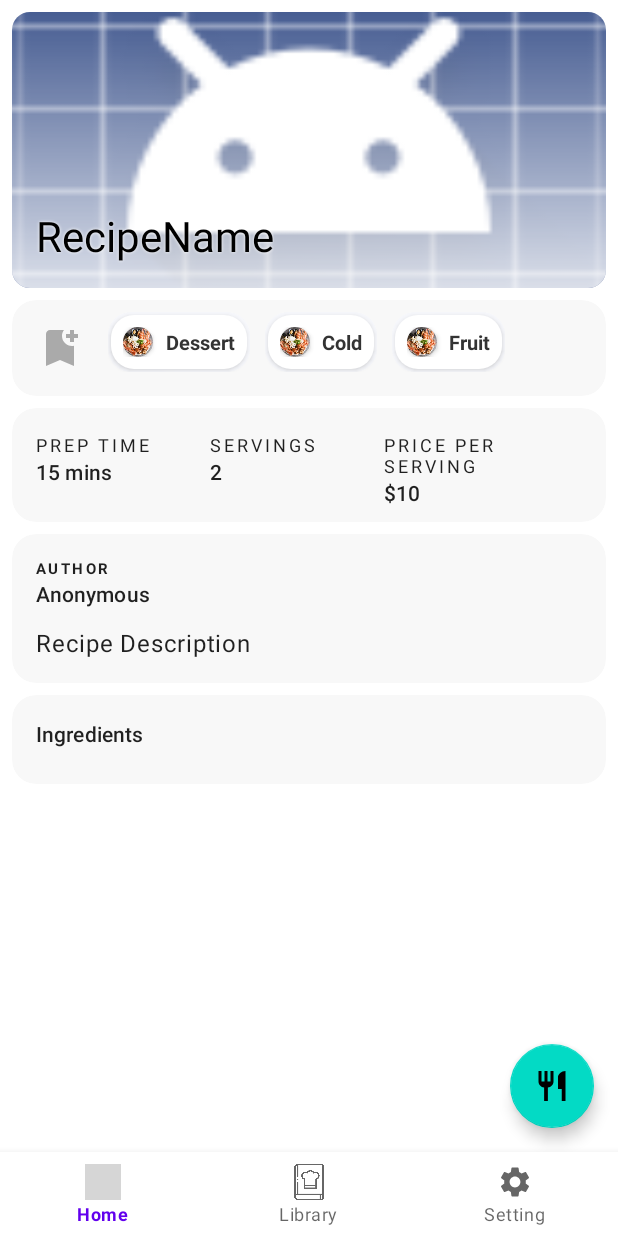
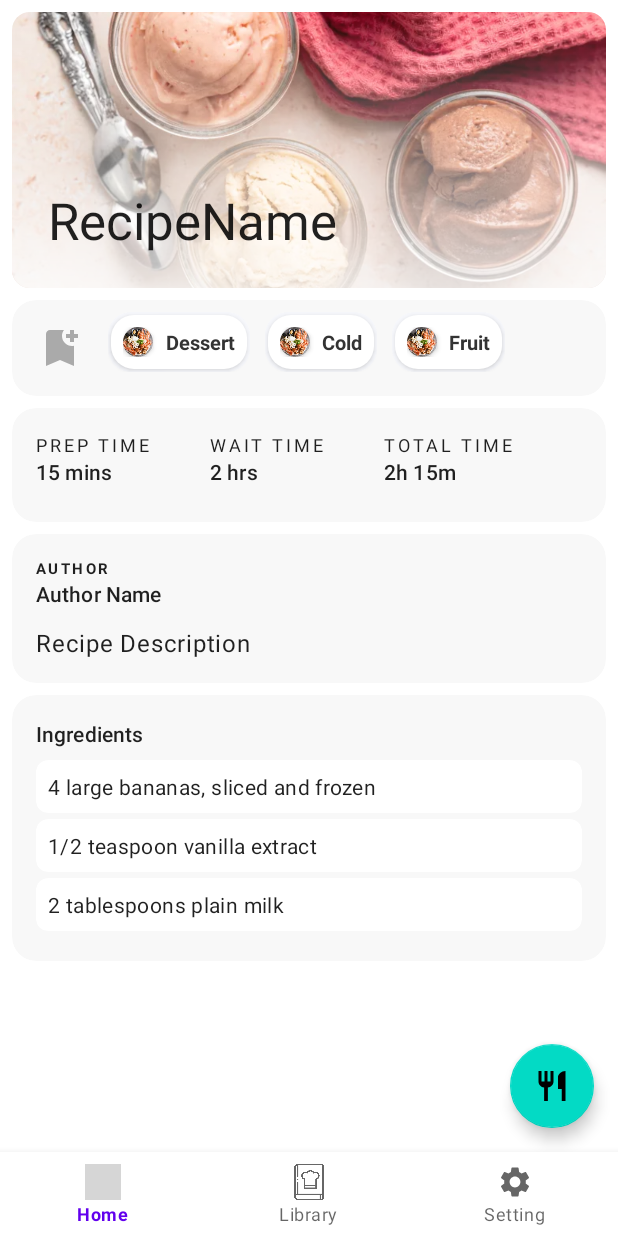
Before and after one commit to athenaabcxyz/Cooking-Assistant-App, an Android app: the fragment RecipeDetailsFragment placed in its activity, on a phone screen of 412 x 824 dp. Run offline under Robolectric (Android 15) with nearby library versions, the phone set to English and light mode, and no system bars; our stand-ins replace Firebase (no records; nobody signed in at launch, a user with empty details on screens opened directly), Picasso; pictures from the network do not load; 3 statements that could not run were skipped; grey boxes are pictures that could not be loaded.

Commit message:
Revert "RecipeDetailsFragment: switch to using the Recipe model"

```diff
--- a/CookingRecipesManager/app/src/main/java/com/example/cookingrecipesmanager/RecipeDetailsFragment.java
+++ b/CookingRecipesManager/app/src/main/java/com/example/cookingrecipesmanager/RecipeDetailsFragment.java
@@ -11,25 +11,20 @@ import androidx.recyclerview.widget.LinearLayoutManager;
 import androidx.recyclerview.widget.RecyclerView;
 import androidx.transition.TransitionInflater;
 
-import android.text.Html;
+import android.view.GestureDetector;
 import android.view.LayoutInflater;
+import android.view.MotionEvent;
 import android.view.View;
 import android.view.ViewGroup;
 import android.widget.ImageButton;
 import android.widget.TextView;
 
-import com.example.cookingrecipesmanager.database.Model.ExtendedIngredient;
-import com.example.cookingrecipesmanager.database.Model.Recipe;
 import com.example.cookingrecipesmanager.databinding.FragmentRecipeDetailsBinding;
 import com.example.cookingrecipesmanager.home.Adapter.TagAdapter;
 import com.google.android.material.appbar.AppBarLayout;
-import com.squareup.picasso.Picasso;
 
-import java.text.DecimalFormat;
-import java.text.DecimalFormatSymbols;
 import java.util.ArrayList;
 import java.util.Arrays;
-import java.util.Locale;
 
 /**
  * A simple {@link Fragment} subclass.
@@ -57,9 +52,9 @@ public class RecipeDetailsFragment extends Fragment {
 
     public class IngredientAdapter extends RecyclerView.Adapter<IngredientViewHolder>
     {
-        private ArrayList<ExtendedIngredient> mData;
+        private ArrayList<String> mData;
 
-        public IngredientAdapter(ArrayList<ExtendedIngredient> data)
+        public IngredientAdapter(ArrayList<String> data)
         {
             mData = data;
             mData.trimToSize();
@@ -71,25 +66,9 @@ public class RecipeDetailsFragment extends Fragment {
             return new IngredientViewHolder(LayoutInflater.from(parent.getContext()).inflate(R.layout.item_ingredient, parent, false));
         }
 
-        protected String formatIngredient(ExtendedIngredient item)
-        {
-            if (item.name != null)
-            {
-                item.name = item.name.substring(0, 1).toUpperCase() + item.name.substring(1);
-            }
-            String funit = "";
-            if (item.unit != null && item.unit.length() > 0)
-            {
-                funit = String.format(" %s", item.unit);
-            }
-            DecimalFormat df = new DecimalFormat("0", DecimalFormatSymbols.getInstance(Locale.ENGLISH));
-            df.setMaximumFractionDigits(3);
-            return String.format("%s%s %s", df.format(item.amount), funit, item.name);
-        }
-
         @Override
         public void onBindViewHolder(@NonNull IngredientViewHolder holder, int position) {
-            holder.mTextView.setText(formatIngredient(mData.get(position)));
+            holder.mTextView.setText(mData.get(position));
         }
 
         @Override
@@ -100,16 +79,16 @@ public class RecipeDetailsFragment extends Fragment {
 
     private FragmentRecipeDetailsBinding binding;
 
-    private Recipe mParamRecipe;
+    private CookingNote mParamRecipe;
 
     public RecipeDetailsFragment() {
         // Required empty public constructor
     }
 
-    public static RecipeDetailsFragment newInstance(Recipe recipe) {
+    public static RecipeDetailsFragment newInstance(CookingNote recipe) {
         RecipeDetailsFragment fragment = new RecipeDetailsFragment();
         Bundle args = new Bundle();
-        args.putSerializable("RECIPE", recipe);
+        args.putParcelable("RECIPE", recipe);
         fragment.setArguments(args);
         return fragment;
     }
@@ -118,7 +97,7 @@ public class RecipeDetailsFragment extends Fragment {
     public void onCreate(Bundle savedInstanceState) {
         super.onCreate(savedInstanceState);
         if (getArguments() != null) {
-            mParamRecipe = (Recipe) getArguments().getSerializable("RECIPE");
+            mParamRecipe = getArguments().getParcelable("RECIPE");
         }
         TransitionInflater trans = TransitionInflater.from(requireContext());
         setEnterTransition(trans.inflateTransition(R.transition.slide_right));
@@ -137,29 +116,11 @@ public class RecipeDetailsFragment extends Fragment {
                              Bundle savedInstanceState) {
         // Inflate the layout for this fragment
         binding = FragmentRecipeDetailsBinding.inflate(inflater, container, false);
-//        binding.appBarImage.setImageDrawable(getResources().getDrawable(R.drawable.img_recipe1, getContext().getTheme()));
-        Picasso.get().load(mParamRecipe.image).into(binding.appBarImage);
+        binding.appBarImage.setImageDrawable(getResources().getDrawable(R.drawable.img_recipe1, getContext().getTheme()));
 
-//        binding.toolbar.setTitle(mParamRecipe.title);
-        binding.toolbarTitleEx.setText(mParamRecipe.title);
-        binding.toolbarTitleEx.setSelected(true);
-        binding.toolbarTitle.setText(mParamRecipe.title);
-        if (mParamRecipe.userID != null && mParamRecipe.userID.length() > 0)
-        {
-            binding.content.authorName.setText(mParamRecipe.userID);
-        }
-        else
-        {
-            binding.content.authorName.setText(requireContext().getResources().getString(R.string.username_anon));
-        }
-        binding.content.textDescription.setText(Html.fromHtml(mParamRecipe.summary, 0));
-
-        DecimalFormat df = new DecimalFormat("0", DecimalFormatSymbols.getInstance(Locale.ENGLISH));
-        df.setMaximumFractionDigits(2);
-
-        binding.content.valueTime.setText(mParamRecipe.readyInMinutes + " mins");
-        binding.content.valueCount.setText(String.format("%d", mParamRecipe.servings));
-        binding.content.valueCost.setText(String.format("$%s", df.format(mParamRecipe.pricePerServing)));
+        binding.toolbar.setTitle(mParamRecipe.getTitle());
+        binding.content.authorName.setText(mParamRecipe.getAuthor());
+        binding.content.textDescription.setText(mParamRecipe.getDescription());
 
         ArrayList<String> ingredients = new ArrayList<String>(Arrays.asList(requireContext().getResources().getStringArray(R.array.sample_recipe_ingredients)));
 
@@ -174,7 +135,7 @@ public class RecipeDetailsFragment extends Fragment {
         binding.content.listTags.setAdapter(adapter);
 
         binding.content.listIngredient.setLayoutManager(new LinearLayoutManager(getContext()));
-        binding.content.listIngredient.setAdapter(new IngredientAdapter(mParamRecipe.extendedIngredients));
+        binding.content.listIngredient.setAdapter(new IngredientAdapter(ingredients));
 
         binding.content.btnBookmark.setOnClickListener(new View.OnClickListener() {
             @Override
@@ -195,12 +156,6 @@ public class RecipeDetailsFragment extends Fragment {
                 float hPadding = (8 * getResources().getDisplayMetrics().density + verticalOffset/16);
                 hPadding = hPadding < 0 ? 0 : hPadding;
                 binding.toolbarParent.setPadding((int)hPadding, (int) (8 * getResources().getDisplayMetrics().density), (int)hPadding, 0);
-
-                float titleAlpha = 1.f - (float)Math.abs(verticalOffset) / 200;
-                titleAlpha = Math.max(0.f, Math.min(1.f, titleAlpha));
-                binding.toolbarTitleEx.setAlpha(titleAlpha);
-                binding.toolbarTitleEx.setSelected(titleAlpha == 1.f);
-                binding.toolbarTitle.setAlpha(1.f - titleAlpha);
             }
         });
 
--- a/CookingRecipesManager/app/src/main/java/com/example/cookingrecipesmanager/home/Adapter/DishAdapter.java
+++ b/CookingRecipesManager/app/src/main/java/com/example/cookingrecipesmanager/home/Adapter/DishAdapter.java
@@ -75,11 +75,12 @@ public class DishAdapter extends RecyclerView.Adapter<DishAdapter.DishViewHolder
                     popup.show();
                 }
             });
+            CookingNote note1 = new CookingNote(note.title, "Nguyen Hoang Nam", "", R.drawable.mon_1, new Float("4.5"), true);
             holder.rootView.setOnClickListener(new View.OnClickListener(){
                 @Override
                 public void onClick(View v) {
                     ((MainActivity)context).getSupportFragmentManager().beginTransaction()
-                            .add(R.id.layoutFragment, RecipeDetailsFragment.newInstance(note))
+                            .replace(R.id.layoutFragment, RecipeDetailsFragment.newInstance(note1))
                             .commitNow();
                 }
             });
--- a/CookingRecipesManager/app/src/main/java/com/example/cookingrecipesmanager/home/Adapter/TrendAdapter.java
+++ b/CookingRecipesManager/app/src/main/java/com/example/cookingrecipesmanager/home/Adapter/TrendAdapter.java
@@ -99,11 +99,12 @@ public class TrendAdapter extends RecyclerView.Adapter<TrendAdapter.TrendViewHol
                     });
                 }
             });
+            CookingNote note1 = new CookingNote(note.title, "Nguyen Hoang Nam", "", R.drawable.mon_1, new Float("4.5"), true);
             holder.rootView.setOnClickListener(new View.OnClickListener(){
                 @Override
                 public void onClick(View v) {
                     ((MainActivity)context).getSupportFragmentManager().beginTransaction()
-                            .add(R.id.layoutFragment, RecipeDetailsFragment.newInstance(note))
+                            .add(R.id.layoutFragment, RecipeDetailsFragment.newInstance(note1))
                             .commitNow();
                 }
             });
--- a/CookingRecipesManager/app/src/main/res/layout/fragment_recipe_details.xml
+++ b/CookingRecipesManager/app/src/main/res/layout/fragment_recipe_details.xml
@@ -28,7 +28,7 @@
             app:collapsedTitleGravity="center_vertical|start"
             app:contentScrim="#00ffffff"
             app:layout_scrollFlags="snapMargins|scroll|exitUntilCollapsed"
-            app:titleCollapseMode="fade"
+            app:titleCollapseMode="scale"
             app:toolbarId="@+id/toolbar">
 
             <androidx.cardview.widget.CardView
@@ -59,48 +59,15 @@
                         android:alpha="0.8"
                         android:src="@drawable/alpha_gradient_bottomtop"
                         app:tint="?android:colorBackground" />
-
                 </FrameLayout>
 
             </androidx.cardview.widget.CardView>
 
-            <TextView
-                android:id="@+id/toolbar_title_ex"
-                android:layout_width="wrap_content"
-                android:layout_height="wrap_content"
-                android:layout_gravity="bottom"
-                android:layout_margin="16dp"
-                android:ellipsize="marquee"
-                android:shadowColor="?android:colorBackground"
-                android:shadowDx="0"
-                android:shadowDy="0"
-                android:shadowRadius="2"
-                android:singleLine="true"
-                android:text="RecipeName"
-                android:textAppearance="@style/TextAppearance.Material3.HeadlineMedium"
-                android:textColor="?android:colorForeground"></TextView>
-
-            <TextView
-                android:id="@+id/toolbar_title"
-                android:layout_width="match_parent"
-                android:layout_height="?attr/actionBarSize"
-                android:layout_gravity="bottom"
-                android:gravity="center_vertical"
-                android:paddingStart="24dp"
-                android:paddingEnd="32dp"
-                android:text="RecipeName"
-                android:textAppearance="@style/TextAppearance.Material3.TitleLarge"
-                android:textColor="?android:colorForeground"
-                android:maxLines="1"
-                android:ellipsize="end"/>
-
             <androidx.appcompat.widget.Toolbar
                 android:id="@+id/toolbar"
                 android:layout_width="match_parent"
-                android:layout_height="?attr/actionBarSize">
-
-            </androidx.appcompat.widget.Toolbar>
-
+                android:layout_height="?attr/actionBarSize"
+                app:title="RecipeName"></androidx.appcompat.widget.Toolbar>
         </com.google.android.material.appbar.CollapsingToolbarLayout>
     </com.google.android.material.appbar.AppBarLayout>
 
--- a/CookingRecipesManager/app/src/main/res/layout/fragment_recipe_details_content.xml
+++ b/CookingRecipesManager/app/src/main/res/layout/fragment_recipe_details_content.xml
@@ -71,7 +71,7 @@
                 app:layout_constraintTop_toTopOf="parent" />
 
             <TextView
-                android:id="@+id/title_time"
+                android:id="@+id/title_prep"
                 android:layout_width="100dp"
                 android:layout_height="wrap_content"
                 android:layout_marginStart="8dp"
@@ -83,58 +83,58 @@
                 app:layout_constraintTop_toTopOf="parent" />
 
             <TextView
-                android:id="@+id/title_count"
+                android:id="@+id/title_wait"
                 android:layout_width="100dp"
                 android:layout_height="wrap_content"
                 android:layout_marginStart="16dp"
-                android:text="Servings"
+                android:text="Wait Time"
                 android:textAppearance="@style/TextAppearance.MaterialComponents.Overline"
                 android:textSize="12sp"
-                app:layout_constraintStart_toEndOf="@+id/title_time"
-                app:layout_constraintTop_toTopOf="@+id/title_time" />
+                app:layout_constraintStart_toEndOf="@+id/title_prep"
+                app:layout_constraintTop_toTopOf="@+id/title_prep" />
 
             <TextView
-                android:id="@+id/title_cost"
+                android:id="@+id/title_total"
                 android:layout_width="100dp"
                 android:layout_height="wrap_content"
                 android:layout_marginStart="16dp"
-                android:text="Price per Serving"
+                android:text="Total time"
                 android:textAppearance="@style/TextAppearance.MaterialComponents.Overline"
                 android:textSize="12sp"
-                app:layout_constraintStart_toEndOf="@+id/title_count"
-                app:layout_constraintTop_toTopOf="@+id/title_time" />
+                app:layout_constraintStart_toEndOf="@+id/title_wait"
+                app:layout_constraintTop_toTopOf="@+id/title_prep" />
 
             <TextView
-                android:id="@+id/value_time"
+                android:id="@+id/time_prep"
                 android:layout_width="0dp"
                 android:layout_height="wrap_content"
                 android:layout_marginBottom="16dp"
                 android:text="15 mins"
                 android:textAppearance="@style/TextAppearance.Material3.LabelLarge"
                 app:layout_constraintBottom_toBottomOf="parent"
-                app:layout_constraintEnd_toEndOf="@+id/title_time"
-                app:layout_constraintStart_toStartOf="@+id/title_time"
-                app:layout_constraintTop_toBottomOf="@+id/title_time" />
+                app:layout_constraintEnd_toEndOf="@+id/title_prep"
+                app:layout_constraintStart_toStartOf="@+id/title_prep"
+                app:layout_constraintTop_toBottomOf="@+id/title_prep" />
 
             <TextView
-                android:id="@+id/value_count"
+                android:id="@+id/time_wait"
                 android:layout_width="0dp"
                 android:layout_height="wrap_content"
-                android:text="2"
+                android:text="2 hrs"
                 android:textAppearance="@style/TextAppearance.Material3.LabelLarge"
-                app:layout_constraintEnd_toEndOf="@+id/title_count"
-                app:layout_constraintStart_toStartOf="@+id/title_count"
-                app:layout_constraintTop_toBottomOf="@+id/title_count" />
+                app:layout_constraintEnd_toEndOf="@+id/title_wait"
+                app:layout_constraintStart_toStartOf="@+id/title_wait"
+                app:layout_constraintTop_toBottomOf="@+id/title_wait" />
 
             <TextView
-                android:id="@+id/value_cost"
+                android:id="@+id/time_total"
                 android:layout_width="0dp"
                 android:layout_height="wrap_content"
-                android:text="$10"
+                android:text="2h 15m"
                 android:textAppearance="@style/TextAppearance.Material3.LabelLarge"
-                app:layout_constraintEnd_toEndOf="@+id/title_cost"
-                app:layout_constraintStart_toStartOf="@+id/title_cost"
-                app:layout_constraintTop_toBottomOf="@+id/title_cost" />
+                app:layout_constraintEnd_toEndOf="@+id/title_total"
+                app:layout_constraintStart_toStartOf="@+id/title_total"
+                app:layout_constraintTop_toBottomOf="@+id/title_total" />
         </androidx.constraintlayout.widget.ConstraintLayout>
 
     </androidx.cardview.widget.CardView>
--- a/CookingRecipesManager/app/src/main/res/values/strings.xml
+++ b/CookingRecipesManager/app/src/main/res/values/strings.xml
@@ -8,8 +8,6 @@
     <string name="textview">Home</string>
     <string name="textview2">Library</string>
     <string name="textview_setting">Setting</string>
-
-    <string name="username_anon">Anonymous</string>
 
     <string name="sample_recipe_name">Banana Ice Cream</string>
     <string name="sample_recipe_description">Whip up a plant-based creamy treat in minutes with a handful of ingredients. All you need is a blender or food processor to make smooth and frosty banana nice cream with no added sugar. Easy variations include chocolate, peanut butter, strawberry, and more!</string>
```
Also changed, not shown: CookingRecipesManager/app/src/main/java/com/example/cookingrecipesmanager/library/Adapter/LibraryAdapter.java (+8 -8 lines).
